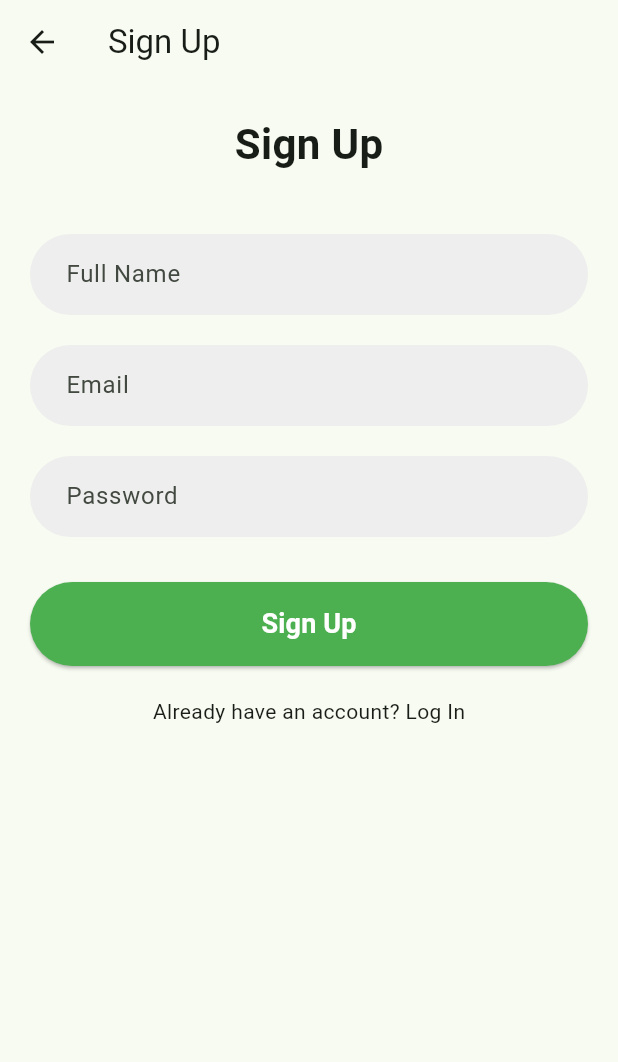
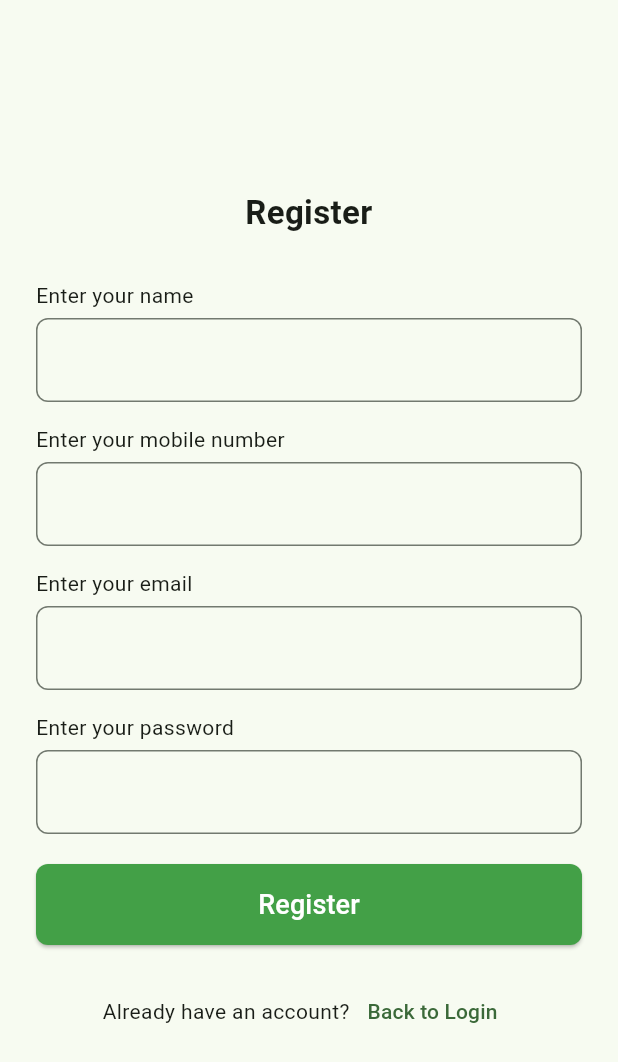
Before and after one commit to jdesai05/RecycleIT, a Flutter app: the SignUp screen opened directly, on a phone screen of 412 x 824 dp. Shown: the top 1062 px of the screen. Run offline on Flutter 3.47's test engine with Material 3 defaults, Android fonts, the phone set to English and light mode, and no system bars; our stand-ins replace flutter_map, image_picker, latlong2.

Commit message:
jainil update 1

```diff
--- a/lib/screens/SignUp.dart
+++ b/lib/screens/SignUp.dart
@@ -1,7 +1,4 @@
 import 'package:flutter/material.dart';
-import 'package:recycleit/screens/LoginForm.dart';
-import '../widgets/textfield.dart'; // Importing the reusable text field
-import '../widgets/LoginButton.dart'; // Importing the reusable button
 
 class SignUp extends StatelessWidget {
   const SignUp({super.key});
@@ -9,39 +6,84 @@ class SignUp extends StatelessWidget {
   @override
   Widget build(BuildContext context) {
     return Scaffold(
-      appBar: AppBar(title: Text('Sign Up')),
       body: Padding(
-        padding: const EdgeInsets.all(20.0),
+        padding: const EdgeInsets.symmetric(horizontal: 24),
         child: Column(
-          crossAxisAlignment: CrossAxisAlignment.start,
+          mainAxisAlignment: MainAxisAlignment.center,
+          crossAxisAlignment: CrossAxisAlignment.stretch,
           children: [
-            Center(
-              child: Text(
-                'Sign Up',
-                style: TextStyle(
-                  fontSize: 28,
-                  fontWeight: FontWeight.bold,
+            const Text(
+              'Register',
+              textAlign: TextAlign.center,
+              style: TextStyle(fontSize: 22, fontWeight: FontWeight.bold),
+            ),
+            const SizedBox(height: 30),
+            const Text('Enter your name'),
+            const SizedBox(height: 5),
+            TextField(
+              decoration: InputDecoration(
+                border:
+                    OutlineInputBorder(borderRadius: BorderRadius.circular(8)),
+              ),
+            ),
+            const SizedBox(height: 15),
+            const Text('Enter your mobile number'),
+            const SizedBox(height: 5),
+            TextField(
+              decoration: InputDecoration(
+                border:
+                    OutlineInputBorder(borderRadius: BorderRadius.circular(8)),
+              ),
+            ),
+            const SizedBox(height: 15),
+            const Text('Enter your email'),
+            const SizedBox(height: 5),
+            TextField(
+              decoration: InputDecoration(
+                border:
+                    OutlineInputBorder(borderRadius: BorderRadius.circular(8)),
+              ),
+            ),
+            const SizedBox(height: 15),
+            const Text('Enter your password'),
+            const SizedBox(height: 5),
+            TextField(
+              obscureText: true,
+              decoration: InputDecoration(
+                border:
+                    OutlineInputBorder(borderRadius: BorderRadius.circular(8)),
+              ),
+            ),
+            const SizedBox(height: 20),
+            ElevatedButton(
+              onPressed: () {},
+              style: ElevatedButton.styleFrom(
+                backgroundColor: Colors.green.shade600,
+                shape: RoundedRectangleBorder(
+                    borderRadius: BorderRadius.circular(8)),
+              ),
+              child: const Padding(
+                padding: EdgeInsets.symmetric(vertical: 14),
+                child: Text(
+                  'Register',
+                  style: TextStyle(color: Colors.white, fontSize: 18),
                 ),
               ),
             ),
-            SizedBox(height: 40),
-            RoundedTextField(hintText: 'Full Name'),
-            SizedBox(height: 20),
-            RoundedTextField(hintText: 'Email'),
-            SizedBox(height: 20),
-            RoundedTextField(hintText: 'Password', obscureText: true),
-            SizedBox(height: 30),
-            LoginButton(
-              text: 'Sign Up',
-              onPressed: () {
-              },
+            const SizedBox(height: 20),
+            Row(
+              mainAxisAlignment: MainAxisAlignment.center,
+              children: [
+                const Text("Already have an account?"),
+                TextButton(
+                  onPressed: () {
+                    // Going back to the LoginPage
+                    Navigator.pop(context);
+                  },
+                  child: const Text('Back to Login'),
+                ),
+              ],
             ),
-            SizedBox(height: 20,),
-            GestureDetector(
-              onTap: (){
-                Navigator.push(context, MaterialPageRoute(builder: (context)=>LoginForm()));
-              },
-              child: Center(child: Text("Already have an account? Log In")))
           ],
         ),
       ),
--- a/lib/widgets/Home.dart
+++ b/lib/widgets/Home.dart
@@ -1,5 +1,5 @@
 import 'package:flutter/material.dart';
-import 'OperatorCard.dart'; // Import the OperatorCard file
+import 'OperatorCard.dart';
 
 class Home extends StatelessWidget {
   const Home({super.key});
```
